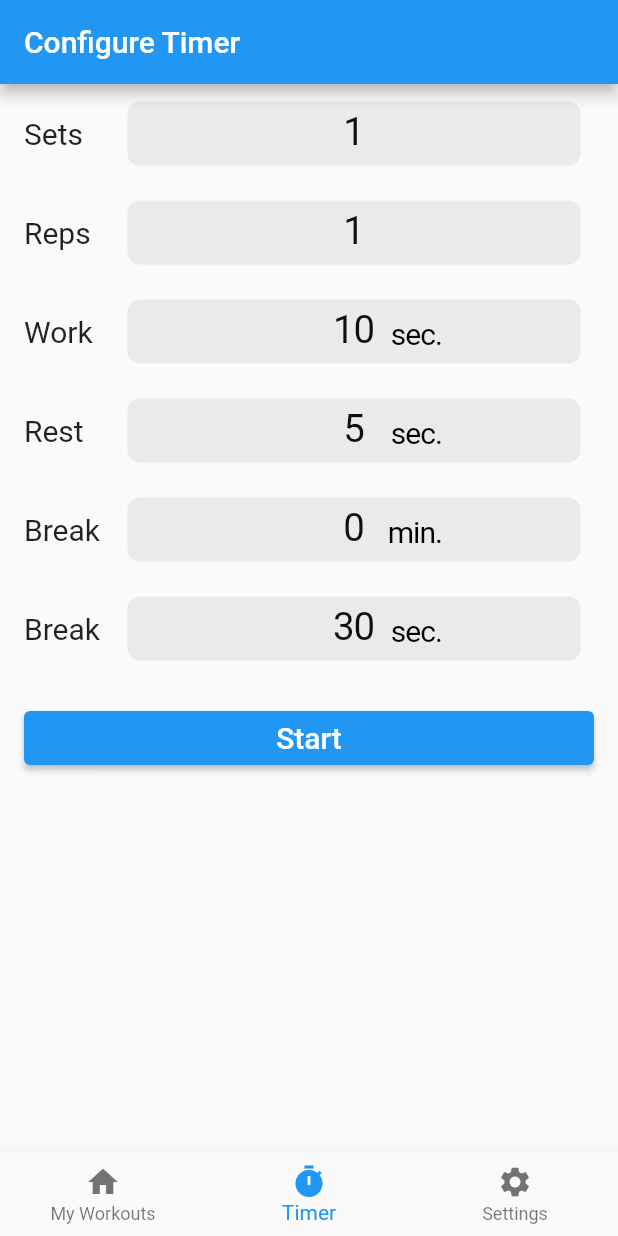
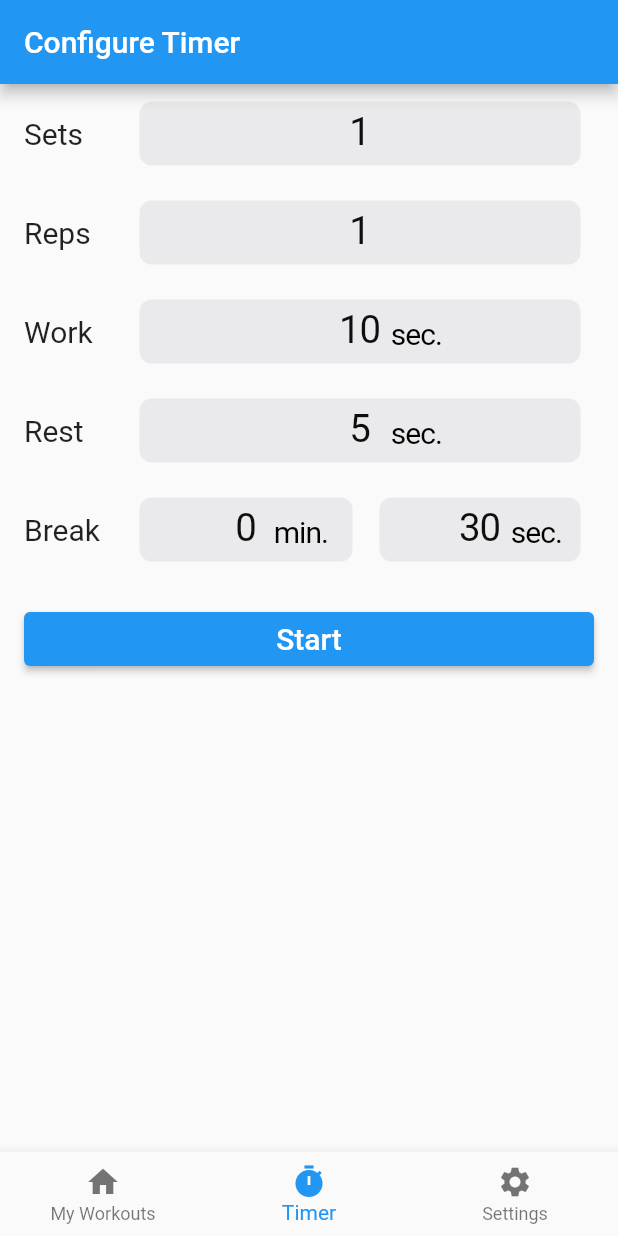
Before and after one commit to gideonmay/CountDown-Hangboard-Timer, a Flutter app: the screen it shows after launch, item 2 of the bottom bar chosen, on a phone screen of 412 x 824 dp. Run offline on Flutter 3.47's test engine with Material 2 defaults, Android fonts, the phone set to English and light mode, and no system bars; our stand-ins replace drift, flutter_slidable, flutter_spinbox, just_audio, shared_preferences, step_progress_indicator; accounts and stored records are empty; generated files the repository leaves out were written again.

Commit message:
Changed layout to include Break mins and sec on same line

```diff
--- a/lib/forms/durations_picker_form.dart
+++ b/lib/forms/durations_picker_form.dart
@@ -1,6 +1,7 @@
 import 'package:flutter/material.dart';
 import '../models/timer_durations_dto.dart';
 import '../widgets/number_picker.dart';
+import '../widgets/number_picker_title.dart';
 
 /// A form widget that allows the user to pick the number of sets and reps, and
 /// the work, rest, and break durations for the countdown timer.
@@ -21,52 +22,79 @@ class _DurationsPickerFormState extends State<DurationsPickerForm> {
   Widget build(BuildContext context) {
     return ListView(
       children: [
-        NumberPicker(
-          title: 'Sets',
-          titleWidth: 60.0,
+        Row(
+          children: [
+            const NumberPickerTitle(title: 'Sets', maxWidth: 60.0),
+            Expanded(
+              child: NumberPicker(
                 initialValue: timerDurations.sets.toInt(),
                 min: 1,
                 max: 20,
+                padding: const EdgeInsets.fromLTRB(8.0, 8.0, 16.0, 8.0),
                 onItemChanged: (newValue) {
                   timerDurations.sets = newValue.toDouble();
                 },
               ),
-        NumberPicker(
-          title: 'Reps',
-          titleWidth: 60.0,
+            ),
+          ],
+        ),
+        Row(
+          children: [
+            const NumberPickerTitle(title: 'Reps', maxWidth: 60.0),
+            Expanded(
+              child: NumberPicker(
                 initialValue: timerDurations.reps.toInt(),
                 min: 1,
                 max: 20,
+                padding: const EdgeInsets.fromLTRB(8.0, 8.0, 16.0, 8.0),
                 onItemChanged: (newValue) {
                   timerDurations.reps = newValue.toDouble();
                 },
               ),
-        NumberPicker(
-          title: 'Work',
+            ),
+          ],
+        ),
+        Row(
+          children: [
+            const NumberPickerTitle(title: 'Work', maxWidth: 60.0),
+            Expanded(
+              child: NumberPicker(
                 unit: 'sec.',
-          titleWidth: 60.0,
                 initialValue: timerDurations.workSeconds.toInt(),
                 min: 1,
                 max: 60,
+                padding: const EdgeInsets.fromLTRB(8.0, 8.0, 16.0, 8.0),
                 onItemChanged: (newValue) {
                   timerDurations.workSeconds = newValue.toDouble();
                 },
               ),
-        NumberPicker(
-          title: 'Rest',
+            ),
+          ],
+        ),
+        Row(
+          children: [
+            const NumberPickerTitle(title: 'Rest', maxWidth: 60.0),
+            Expanded(
+              child: NumberPicker(
                 unit: 'sec.',
-          titleWidth: 60.0,
                 initialValue: timerDurations.restSeconds.toInt(),
                 min: 1,
                 max: 60,
+                padding: const EdgeInsets.fromLTRB(8.0, 8.0, 16.0, 8.0),
                 onItemChanged: (newValue) {
                   timerDurations.restSeconds = newValue.toDouble();
                 },
               ),
-        NumberPicker(
-          title: 'Break',
+            ),
+          ],
+        ),
+        Row(
+          children: [
+            const NumberPickerTitle(title: 'Break', maxWidth: 60.0),
+            Expanded(
+              child: NumberPicker(
                 unit: 'min.',
-          titleWidth: 60.0,
+                padding: const EdgeInsets.fromLTRB(8.0, 8.0, 0, 8.0),
                 initialValue: timerDurations.breakMinutes.toInt(),
                 min: 0,
                 max: 30,
@@ -74,16 +102,20 @@ class _DurationsPickerFormState extends State<DurationsPickerForm> {
                   timerDurations.breakMinutes = newValue.toDouble();
                 },
               ),
-        NumberPicker(
-          title: 'Break',
+            ),
+            Expanded(
+              child: NumberPicker(
                 unit: 'sec.',
-          titleWidth: 60.0,
                 initialValue: timerDurations.breakSeconds.toInt(),
                 min: 1,
                 max: 60,
+                padding: const EdgeInsets.fromLTRB(0, 8.0, 16.0, 8.0),
                 onItemChanged: (newValue) {
                   timerDurations.breakSeconds = newValue.toDouble();
                 },
+              ),
+            ),
+          ],
         ),
         Padding(
           padding: const EdgeInsets.all(16.0),
--- a/lib/widgets/number_picker.dart
+++ b/lib/widgets/number_picker.dart
@@ -3,45 +3,32 @@ import 'package:flutter/cupertino.dart';
 /// A scroll wheel that allows the user to choose a number between the given min
 /// and max. The scroll wheel is preprended with the given title and subtitle.
 class NumberPicker extends StatelessWidget {
-  final String title;
-
   /// Unit of measure to display (ex. 'hour', 'min.', 'sec.')
   final String? unit;
-
-  /// The width that the title text will take up
-  final double titleWidth;
   final int initialValue;
   final int min;
   final int max;
+  final EdgeInsets padding;
   final void Function(int newValue) onItemChanged;
 
   const NumberPicker(
       {super.key,
-      required this.title,
       required this.initialValue,
       required this.min,
       required this.max,
       required this.onItemChanged,
-      required this.titleWidth,
-      this.unit});
+      this.unit,
+      required this.padding});
 
   @override
   Widget build(BuildContext context) {
     return Padding(
-      padding: const EdgeInsets.fromLTRB(16.0, 8.0, 16.0, 8.0),
+      padding: padding,
       child: SizedBox(
         height: 50,
-        child: Row(
-          children: [
-            SizedBox(
-              width: titleWidth,
-              child: Text(
-                title,
-                style: const TextStyle(fontSize: 20.0),
-              ),
-            ),
-            Expanded(
-              child: CupertinoPicker(
+        child: LayoutBuilder(
+            builder: (BuildContext context, BoxConstraints constraints) {
+          return CupertinoPicker(
             magnification: 1.22,
             squeeze: 1.0,
             useMagnifier: true,
@@ -50,7 +37,7 @@ class NumberPicker extends StatelessWidget {
               // selectedItem + min equals the index/value of selected item
               onItemChanged(selectedItem + min);
             },
-                selectionOverlay: selectionOverlayWithUnit(context),
+            selectionOverlay: selectionOverlayWithUnit(constraints),
             scrollController: FixedExtentScrollController(
                 /*
                    * Subtracting by min gives index of initial value. Example:
@@ -66,10 +53,8 @@ class NumberPicker extends StatelessWidget {
                 ),
               );
             }),
-              ),
-            ),
-          ],
-        ),
+          );
+        }),
       ),
     );
   }
@@ -77,7 +62,7 @@ class NumberPicker extends StatelessWidget {
   /// Returns a CupertinoPickerDefaultSelectionOverlay with Text added
   /// specifying a particular unit of measure (ex. mins, secs, hours). If no
   /// unit was specified then returns CupertinoPickerDefaultSelectionOverlay.
-  Widget selectionOverlayWithUnit(BuildContext context) {
+  Widget selectionOverlayWithUnit(BoxConstraints constraints) {
     if (unit == null) {
       return const CupertinoPickerDefaultSelectionOverlay();
     }
@@ -86,7 +71,7 @@ class NumberPicker extends StatelessWidget {
       const CupertinoPickerDefaultSelectionOverlay(),
       Positioned(
           top: 11.5,
-          right: MediaQuery.of(context).size.width / 2 - 105.0,
+          right: constraints.maxWidth / 2 - 55,
           child: Text(
             unit!,
             style: const TextStyle(fontSize: 20.0),
--- /dev/null
+++ b/lib/widgets/number_picker_title.dart
@@ -0,0 +1,26 @@
+import 'package:flutter/material.dart';
+
+/// A Text widget that provides a title to the left of a NumberPicker
+class NumberPickerTitle extends StatelessWidget {
+  final String title;
+
+  /// The max width this widget will occupy
+  final double maxWidth;
+
+  const NumberPickerTitle(
+      {super.key, required this.title, required this.maxWidth});
+
+  @override
+  Widget build(BuildContext context) {
+    return Padding(
+      padding: const EdgeInsets.fromLTRB(16.0, 8.0, 0.0, 8.0),
+      child: SizedBox(
+        width: maxWidth,
+        child: Text(
+          title,
+          style: const TextStyle(fontSize: 20.0),
+        ),
+      ),
+    );
+  }
+}
```
Lines whose indentation alone changed are shown as unchanged.
